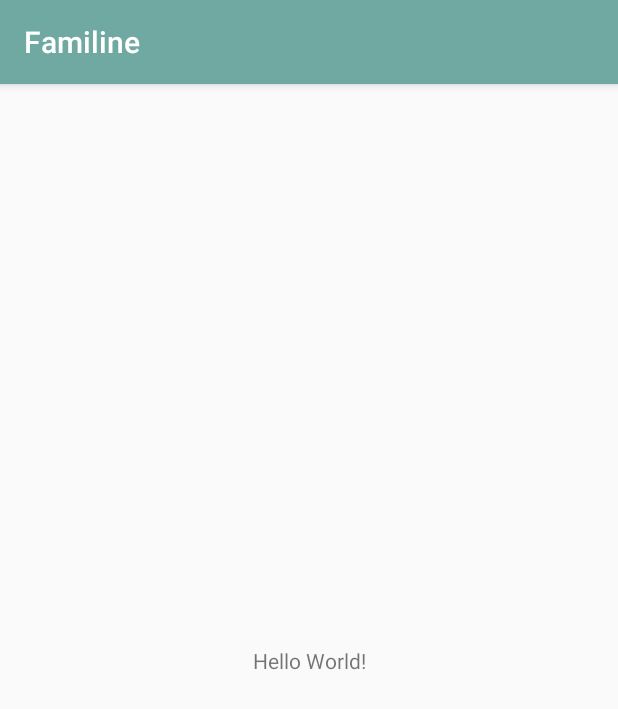
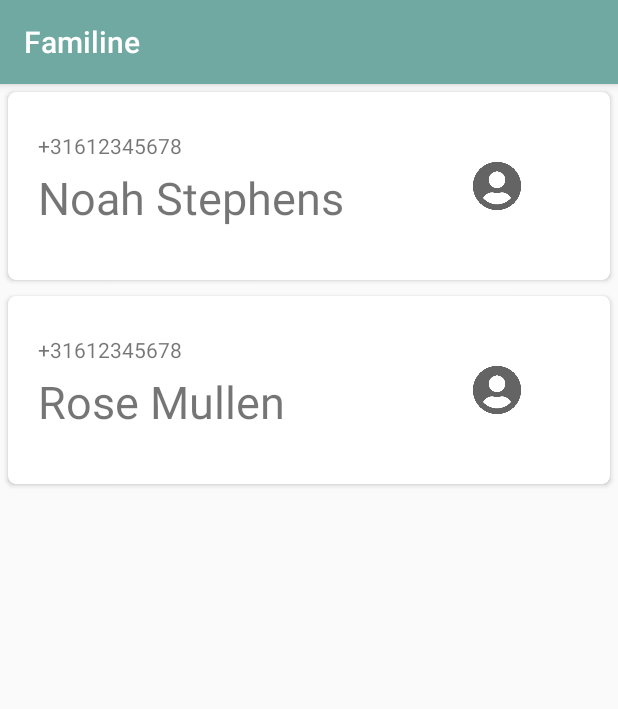
Before and after one commit to MauriceAndringa/Familine, an Android app: the screen it shows after launch (MainActivity), on a phone screen of 412 x 824 dp. Shown: the top 709 px of the screen. Run offline under Robolectric (Android 15) with nearby library versions, the phone set to English and light mode, and no system bars.

Commit message:
cards layout {hardcoded}

```diff
--- a/app/build.gradle
+++ b/app/build.gradle
@@ -16,6 +16,10 @@ android {
             proguardFiles getDefaultProguardFile('proguard-android.txt'), 'proguard-rules.pro'
         }
     }
+    dataBinding {
+        enabled = true
+    }
+
 }
 
 dependencies {
@@ -25,4 +29,5 @@ dependencies {
     testImplementation 'junit:junit:4.12'
     androidTestImplementation 'com.android.support.test:runner:1.0.2'
     androidTestImplementation 'com.android.support.test.espresso:espresso-core:3.0.2'
+    implementation 'com.android.support:cardview-v7:+'
 }
--- a/app/src/main/java/com/example/mauriceandringa/familine/SplashScreen.java
+++ b/app/src/main/java/com/example/mauriceandringa/familine/SplashScreen.java
@@ -3,6 +3,7 @@ package com.example.mauriceandringa.familine;
 import android.support.v7.app.AppCompatActivity;
 import android.os.Bundle;
 import android.content.Intent;
+import android.os.Handler;
 
 public class SplashScreen extends AppCompatActivity{
 
@@ -10,11 +11,23 @@ public class SplashScreen extends AppCompatActivity{
     @Override
     protected void onCreate(Bundle savedInstanceState) {
         super.onCreate(savedInstanceState);
+        final Handler handler = new Handler();
+        handler.postDelayed(new Runnable() {
+            @Override
+            public void run() {
+                // Do something after 5s = 5000ms
+                startMain();
+            }
+        }, 750);
 
+
+
+
+
+    }
+    public void startMain(){
         Intent intent = new Intent(this, MainActivity.class);
         startActivity(intent);
         finish();
-
-
-    }
+    };
 }
--- a/app/src/main/res/drawable/splash.xml
+++ b/app/src/main/res/drawable/splash.xml
@@ -4,10 +4,14 @@
     <item
         android:drawable="@color/GreenSplash"/>
 
-    <item>
+    <item android:bottom="200dp">
         <bitmap
             android:gravity="center"
             android:src="@drawable/splashlogo"/>
     </item>
 
+    <item android:top="200dp">
+        <bitmap android:src="@drawable/splashtext"
+                android:gravity="center"/>
+    </item>
 </layer-list>
--- a/app/src/main/res/layout/activity_main.xml
+++ b/app/src/main/res/layout/activity_main.xml
@@ -1,19 +1,70 @@
 <?xml version="1.0" encoding="utf-8"?>
-<android.support.constraint.ConstraintLayout xmlns:android="http://schemas.android.com/apk/res/android"
-    xmlns:app="http://schemas.android.com/apk/res-auto"
-    xmlns:tools="http://schemas.android.com/tools"
+<LinearLayout xmlns:android="http://schemas.android.com/apk/res/android"
     android:layout_width="match_parent"
     android:layout_height="match_parent"
-    tools:context=".MainActivity"
-    >
+    android:orientation="vertical">
 
-    <TextView
-        android:layout_width="wrap_content"
-        android:layout_height="wrap_content"
-        android:text="Hello World!"
-        app:layout_constraintBottom_toBottomOf="parent"
-        app:layout_constraintLeft_toLeftOf="parent"
-        app:layout_constraintRight_toRightOf="parent"
-        app:layout_constraintTop_toTopOf="parent" />
+    <android.support.v7.widget.CardView xmlns:android="http://schemas.android.com/apk/res/android"
+        xmlns:card_view="http://schemas.android.com/apk/res-auto"
+        android:id="@+id/card_view"
+        android:layout_width="match_parent"
+        android:layout_height="125dp"
+        android:layout_margin="5dp"
+        card_view:cardCornerRadius="5dp"
+        card_view:contentPadding="10dp">
 
-</android.support.constraint.ConstraintLayout>
+        <TextView
+            android:layout_width="match_parent"
+            android:layout_height="25dp"
+            android:layout_marginLeft="10dp"
+            android:layout_marginTop="16dp"
+            android:text="+31612345678" />
+
+        <TextView
+            android:layout_width="match_parent"
+            android:layout_height="50dp"
+            android:layout_marginLeft="10dp"
+            android:layout_marginTop="40dp"
+            android:text="Noah Stephens"
+            android:textSize="30dp"
+            />
+
+        <android.support.v7.widget.AppCompatImageView
+            android:layout_width="32dp"
+            android:layout_height="32dp"
+            android:layout_gravity="center_vertical"
+            android:layout_marginLeft="300dp"
+            android:src="@drawable/icon_person" />
+    </android.support.v7.widget.CardView>
+
+    <android.support.v7.widget.CardView xmlns:android="http://schemas.android.com/apk/res/android"
+        xmlns:card_view="http://schemas.android.com/apk/res-auto"
+        android:layout_width="match_parent"
+        android:layout_height="125dp"
+        android:layout_margin="5dp"
+        card_view:cardCornerRadius="5dp"
+        card_view:contentPadding="10dp">
+
+        <TextView
+            android:layout_width="match_parent"
+            android:layout_height="25dp"
+            android:layout_marginLeft="10dp"
+            android:layout_marginTop="16dp"
+            android:text="+31612345678" />
+
+        <TextView
+            android:layout_width="match_parent"
+            android:layout_height="50dp"
+            android:layout_marginLeft="10dp"
+            android:layout_marginTop="40dp"
+            android:text="Rose Mullen"
+            android:textSize="30dp" />
+
+        <android.support.v7.widget.AppCompatImageView
+            android:layout_width="32dp"
+            android:layout_height="32dp"
+            android:layout_gravity="center_vertical"
+            android:layout_marginLeft="300dp"
+            android:src="@drawable/icon_person" />
+    </android.support.v7.widget.CardView>
+</LinearLayout>
```
Also changed, not shown: app/src/main/res/drawable/icon_person.png (added), app/src/main/res/drawable/splashlogo.png (renamed from app/src/main/res/drawable/SplashLogo.png), app/src/main/res/drawable/splashtext.png (added).
